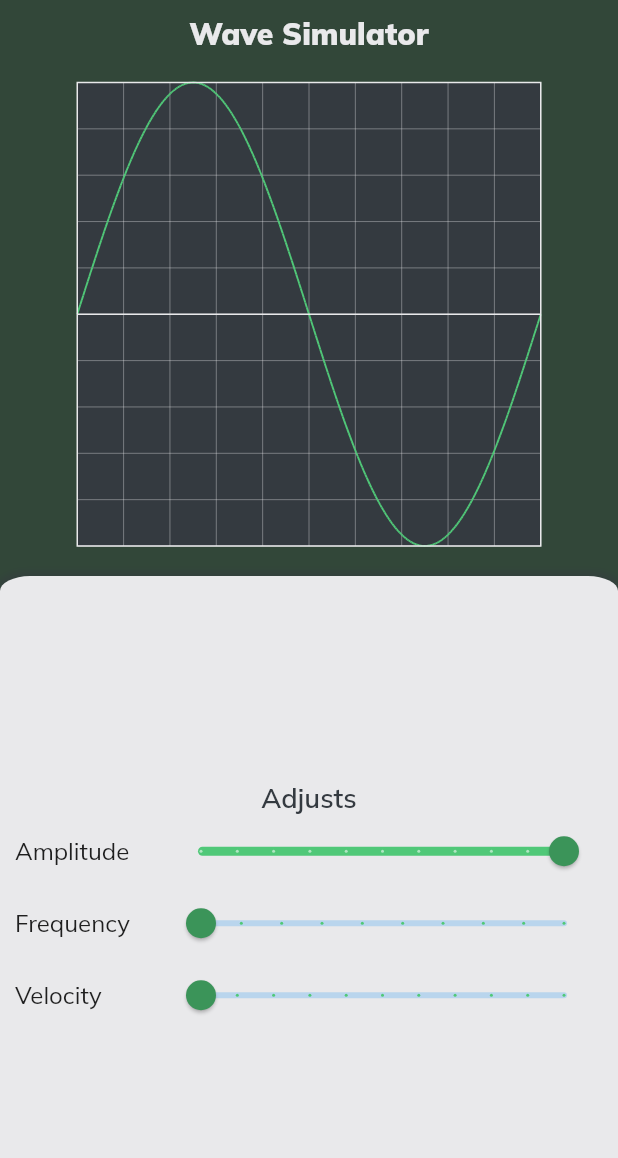
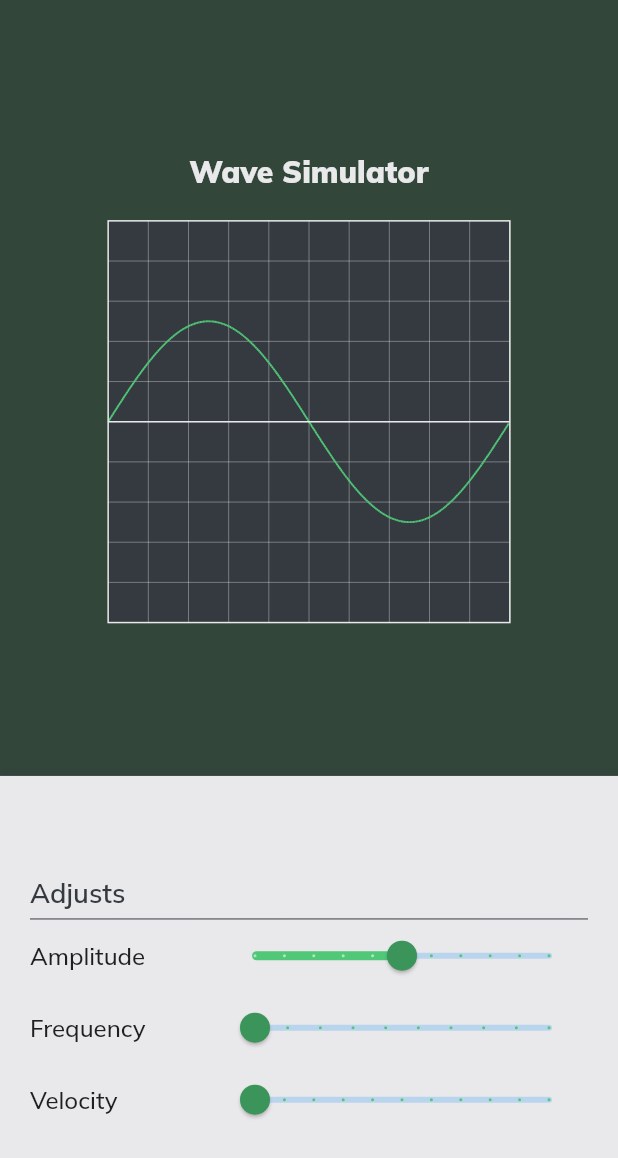
Before and after one commit to niedsonf/wavesimulator, a Flutter app: the screen it shows after launch, on a phone screen of 412 x 824 dp. Shown: the top 1158 px of the screen. Run offline on Flutter 3.47's test engine with Material 2 defaults, Android fonts, the phone set to English and light mode, and no system bars; our stand-ins replace flutter_mobx, google_fonts, mobx; generated files the repository leaves out were written again.

Commit message:
layouts space review

```diff
--- a/lib/adjust.dart
+++ b/lib/adjust.dart
@@ -18,17 +18,32 @@ class _AdjustState extends State<Adjust> {
     final adjustController = Provider.of<AdjustController>(context);
     Size size = MediaQuery.of(context).size;
 
-    return Expanded(
-      child: Container(
-        decoration: BoxDecoration(
-          color: lightColor,
-          borderRadius: BorderRadius.vertical(top: Radius.elliptical(20, 10)),
-          boxShadow: [BoxShadow(color: darkColor.withOpacity(.5), blurRadius: 3, spreadRadius: 1, offset: Offset(0, -2))]
-        ),
+    return Container(
+      padding: EdgeInsets.symmetric(horizontal: 20),
+      decoration: BoxDecoration(color: lightColor, boxShadow: [
+        BoxShadow(
+            color: darkColor.withOpacity(.5),
+            blurRadius: 3,
+            spreadRadius: 1,
+            offset: Offset(0, -2))
+      ]),
       child: Column(
         mainAxisAlignment: MainAxisAlignment.center,
         children: [
-            Text("Adjusts", style: TextStyle(fontSize: 18, color: darkColor, fontWeight: FontWeight.w600)),
+          Align(
+              alignment: AlignmentDirectional.topStart,
+              child: Text("Adjusts",
+                  style: TextStyle(
+                      fontSize: 18,
+                      color: darkColor,
+                      fontWeight: FontWeight.w600))),
+          SizedBox(height: 5),
+          Divider(
+            height: 1,
+            //indent: 10,
+            //endIndent: 10,
+            color: darkColor,
+          ),
           Observer(
             builder: (_) => AdjustSlider(
                 title: 'Amplitude',
@@ -52,13 +67,12 @@ class _AdjustState extends State<Adjust> {
                 title: 'Velocity',
                 value: adjustController.velocity,
                 onChange: adjustController.setVelocity,
-                  min:0,
+                min: 0,
                 max: 10,
                 divisions: 10),
           )
         ],
       ),
-      ),
     );
   }
 }
--- a/lib/controllers/adjustcontroller.dart
+++ b/lib/controllers/adjustcontroller.dart
@@ -1,3 +1,5 @@
+import 'dart:async';
+import 'dart:math' as math;
 import 'package:mobx/mobx.dart';
 part 'adjustcontroller.g.dart';
 
@@ -5,7 +7,7 @@ class AdjustController = AdjustControllerBase with _$AdjustController;
 
 abstract class AdjustControllerBase with Store {
   @observable
-  double amplitude = 1;
+  double amplitude = 0.5;
 
   @observable
   double frequency = 1;
--- a/lib/main.dart
+++ b/lib/main.dart
@@ -1,20 +1,31 @@
+import 'dart:async';
+import 'dart:math' as math;
 import 'package:flutter/material.dart';
+import 'package:flutter/services.dart';
 import 'package:google_fonts/google_fonts.dart';
-import 'package:wavesimulator/adjust.dart';
 import 'package:wavesimulator/controllers/adjustcontroller.dart';
-import 'package:wavesimulator/plotter.dart';
 import 'package:provider/provider.dart';
+import 'package:wavesimulator/responsiveness/large_layout.dart';
+import 'package:wavesimulator/responsiveness/responsiveness.dart';
+import 'package:wavesimulator/responsiveness/small_layout.dart';
 import 'package:wavesimulator/style.dart';
 
 void main() {
   runApp(Provider(create: (_) => AdjustController(), child: WaveSimulator()));
 }
 
-class WaveSimulator extends StatelessWidget {
+class WaveSimulator extends StatefulWidget {
   const WaveSimulator({super.key});
 
   @override
+  State<WaveSimulator> createState() => _WaveSimulatorState();
+}
+
+class _WaveSimulatorState extends State<WaveSimulator> {
+  @override
   Widget build(BuildContext context) {
+    SystemChrome.setSystemUIOverlayStyle(
+        SystemUiOverlayStyle(statusBarColor: Colors.transparent));
     return MaterialApp(
       debugShowCheckedModeBanner: false,
       theme: ThemeData(
@@ -22,17 +33,8 @@ class WaveSimulator extends StatelessWidget {
           textTheme: GoogleFonts.mulishTextTheme()),
       title: "Wave Simulator",
       home: Scaffold(
-        body: Column(
-          children: [
-            SizedBox(height: 10),
-            Text("Wave Simulator", style: TextStyle(fontSize: 20, color: lightColor, fontWeight: FontWeight.w900)),
-            SizedBox(height: 20),
-            Plotter(),
-            SizedBox(height: 20),
-            Adjust()
-          ],
-        ),
-      ),
+          body: Responsiveness(
+              smallScreen: SmallLayout(), largeScreen: LargeLayout())),
     );
   }
 }
--- a/lib/plotter.dart
+++ b/lib/plotter.dart
@@ -1,8 +1,7 @@
 import 'dart:async';
-
 import 'package:flutter/material.dart';
-import 'package:flutter_mobx/flutter_mobx.dart';
 import 'package:provider/provider.dart';
+import 'package:wavesimulator/responsiveness/responsiveness.dart';
 import 'dart:math' as math;
 import 'package:wavesimulator/style.dart';
 
@@ -10,33 +9,37 @@ import 'controllers/adjustcontroller.dart';
 
 class Plotter extends StatefulWidget {
   const Plotter({super.key});
-
   @override
   State<Plotter> createState() => _PlotterState();
 }
 
 class _PlotterState extends State<Plotter> {
   double _angle = 0;
-
   @override
   Widget build(BuildContext context) {
+    Size size = MediaQuery.of(context).size;
+    final ref = size.width < size.height ? size.width : size.height;
     final adjustController = Provider.of<AdjustController>(context);
-    Timer.periodic(Duration(milliseconds: 100), (timer) {
-      setState(() {
-        _angle += adjustController.velocity / 1000;
-      });
-      if (_angle > 2 * math.pi) {
+
+    Timer timer = Timer.periodic(Duration(milliseconds: 100), (timer) {
+      if (mounted) {
+        if (_angle > 2 * math.pi) {
+          setState(() {
+            _angle = 0;
+          });
+        }
         setState(() {
-          _angle = 0;
+          _angle += adjustController.velocity / 5000;
         });
+      } else {
+        _angle = 0;
       }
     });
-    Size size = MediaQuery.of(context).size;
-    final ref = size.width < size.height ? size.width : size.height;
+
     return CustomPaint(
       willChange: true,
       painter: PlotterPaint(adjustController, _angle),
-      size: Size(ref*0.75, ref*0.75),
+      size: Responsiveness.isLargeScreen(context) ? Size(ref * 0.75, ref * 0.75) :  Size(ref * 0.65, ref * 0.65),
     );
   }
 }
@@ -44,7 +47,6 @@ class _PlotterState extends State<Plotter> {
 class PlotterPaint extends CustomPainter {
   late AdjustController _controller;
   late double _angle;
-
   PlotterPaint(AdjustController controller, double angle) {
     _controller = controller;
     _angle = angle;
@@ -53,7 +55,6 @@ class PlotterPaint extends CustomPainter {
   @override
   void paint(Canvas canvas, Size size) {
     double ref = size.width;
-
     Paint paint = Paint()
       ..style = PaintingStyle.fill
       ..isAntiAlias = true
@@ -67,16 +68,14 @@ class PlotterPaint extends CustomPainter {
       ..color = lightColor
       ..strokeWidth = 0.25;
     for (double i = 0.1; i < 1; i += 0.1) {
-      canvas.drawLine(Offset(0 + ref * i, 0),
-          Offset(0 + ref * i, ref), paint);
-      canvas.drawLine(
-          Offset(0, ref * i), Offset(ref + 0, ref * i), paint);
+      canvas.drawLine(Offset(0 + ref * i, 0), Offset(0 + ref * i, ref), paint);
+      canvas.drawLine(Offset(0, ref * i), Offset(ref + 0, ref * i), paint);
     }
 
     paint
       ..color = emeraldColor
       ..strokeWidth = 1.25;
-    double x1 = 0 , x2, y1 = ref / 2, y2;
+    double x1 = 0, x2, y1 = ref / 2, y2;
     for (int i = 2; i <= ref; i++) {
       x2 = 0 + i.toDouble();
       y2 = (ref /
@@ -93,8 +92,7 @@ class PlotterPaint extends CustomPainter {
     paint
       ..strokeWidth = 1
       ..color = lightColor;
-    canvas.drawLine(
-        Offset(0, ref / 2), Offset(ref + 0, ref / 2), paint);
+    canvas.drawLine(Offset(0, ref / 2), Offset(ref + 0, ref / 2), paint);
     canvas.drawRect(rect, paint);
   }
 
--- /dev/null
+++ b/lib/responsiveness/large_layout.dart
@@ -0,0 +1,32 @@
+import 'package:flutter/material.dart';
+import 'package:wavesimulator/adjust.dart';
+import 'package:wavesimulator/plotter.dart';
+import 'package:wavesimulator/style.dart';
+
+class LargeLayout extends StatelessWidget {
+  const LargeLayout({super.key});
+
+  @override
+  Widget build(BuildContext context) {
+    Size _size = MediaQuery.of(context).size;
+    return Row(
+      children: [
+        Expanded(child: Container()),
+        Column(
+          mainAxisAlignment: MainAxisAlignment.center,
+          children: [
+            Text("Wave Simulator",
+                style: TextStyle(
+                    fontSize: 20,
+                    color: lightColor,
+                    fontWeight: FontWeight.w900)),
+            SizedBox(height: 20),
+            Plotter(),
+          ],
+        ),
+        Expanded(child: Container()),
+        Expanded(flex: 4, child: Adjust())
+      ],
+    );
+  }
+}
--- /dev/null
+++ b/lib/responsiveness/responsiveness.dart
@@ -0,0 +1,34 @@
+import 'package:flutter/material.dart';
+
+const int largeScreenSize = 700;
+
+class Responsiveness extends StatefulWidget {
+  final Widget smallScreen;
+  final Widget largeScreen;
+  const Responsiveness(
+      {super.key, required this.smallScreen, required this.largeScreen});
+
+  static bool isLargeScreen(BuildContext context) =>
+      MediaQuery.of(context).size.width >= largeScreenSize;
+
+  static bool isSmallScreen(BuildContext context) =>
+      MediaQuery.of(context).size.width < largeScreenSize;
+
+  @override
+  State<Responsiveness> createState() => _ResponsivenessState();
+}
+
+class _ResponsivenessState extends State<Responsiveness> {
+  @override
+  Widget build(BuildContext context) {
+    return LayoutBuilder(
+      builder: (context, constraints) {
+        double _width = MediaQuery.of(context).size.width;
+        if (_width >= largeScreenSize)
+          return widget.largeScreen;
+        else
+          return widget.smallScreen;
+      },
+    );
+  }
+}
--- /dev/null
+++ b/lib/responsiveness/small_layout.dart
@@ -0,0 +1,25 @@
+import 'package:flutter/material.dart';
+import 'package:wavesimulator/adjust.dart';
+import 'package:wavesimulator/plotter.dart';
+import 'package:wavesimulator/style.dart';
+
+class SmallLayout extends StatelessWidget {
+  const SmallLayout({super.key});
+
+  @override
+  Widget build(BuildContext context) {
+    return Column(
+      mainAxisAlignment: MainAxisAlignment.center,
+      children: [
+        Expanded(child: Container()),
+        Text("Wave Simulator",
+            style: TextStyle(
+                fontSize: 20, color: lightColor, fontWeight: FontWeight.w900)),
+        SizedBox(height: 20),
+        Plotter(),
+        Expanded(child: Container()),
+        Expanded(flex: 3, child: Adjust())
+      ],
+    );
+  }
+}
--- a/lib/slider.dart
+++ b/lib/slider.dart
@@ -23,15 +23,13 @@ class AdjustSlider extends StatefulWidget {
 class _AdjustSliderState extends State<AdjustSlider> {
   @override
   Widget build(BuildContext context) {
-    return Padding(
-      padding: const EdgeInsets.symmetric(horizontal: 10),
-      child: Row(
+    return Row(
       children: [
         Expanded(
-            flex: 1,
-            child: Text(widget.title, style: TextStyle(fontSize: 16, fontWeight: FontWeight.w400))),
+          flex: 2,
+          child: Text(widget.title, style: TextStyle(fontSize: 16, fontWeight: FontWeight.w500))),
         Expanded(
-            flex: 3,
+          flex: 4,
           child: Slider.adaptive(
               thumbColor: darkEmeraldColor,
               activeColor: emeraldColor,
@@ -43,7 +41,6 @@ class _AdjustSliderState extends State<AdjustSlider> {
               onChanged: widget.onChange),
         ),
       ],
-      ),
     );
   }
 }
```
Lines whose indentation alone changed are shown as unchanged.
